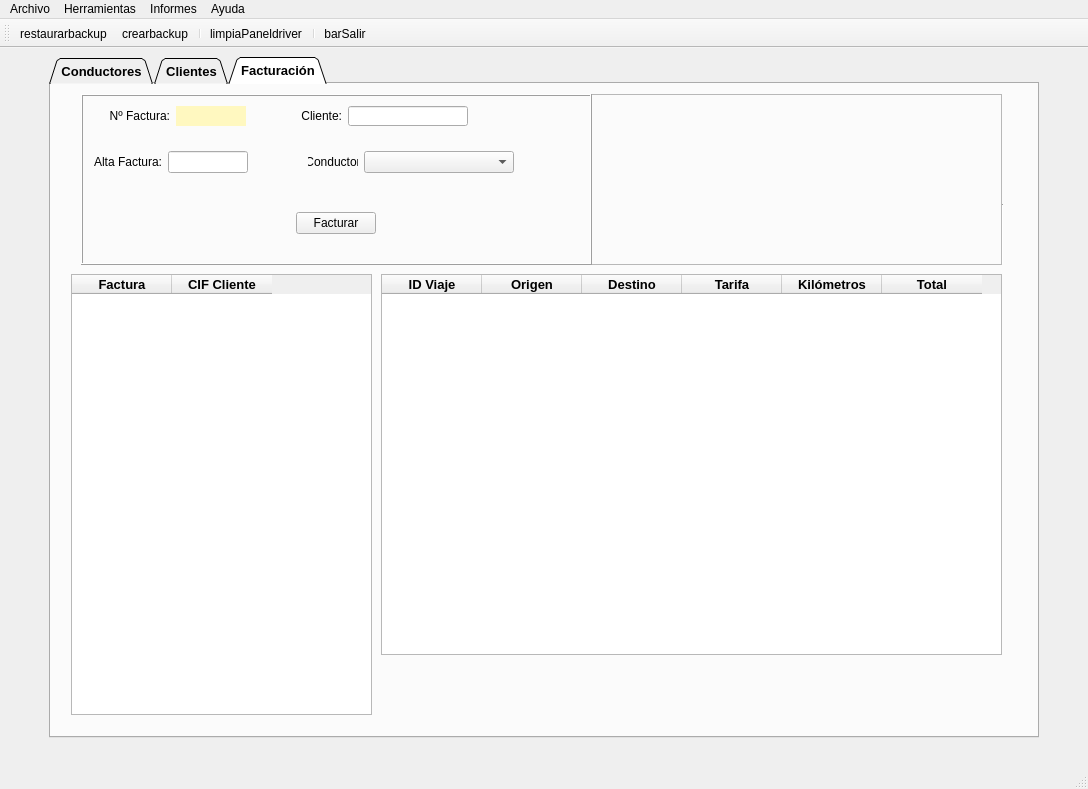
This is Interfaces/BernalMendez/templates/MainWindow.ui in Cross048/DAM_2 as Qt 5 draws it before an edit. The edited form follows.
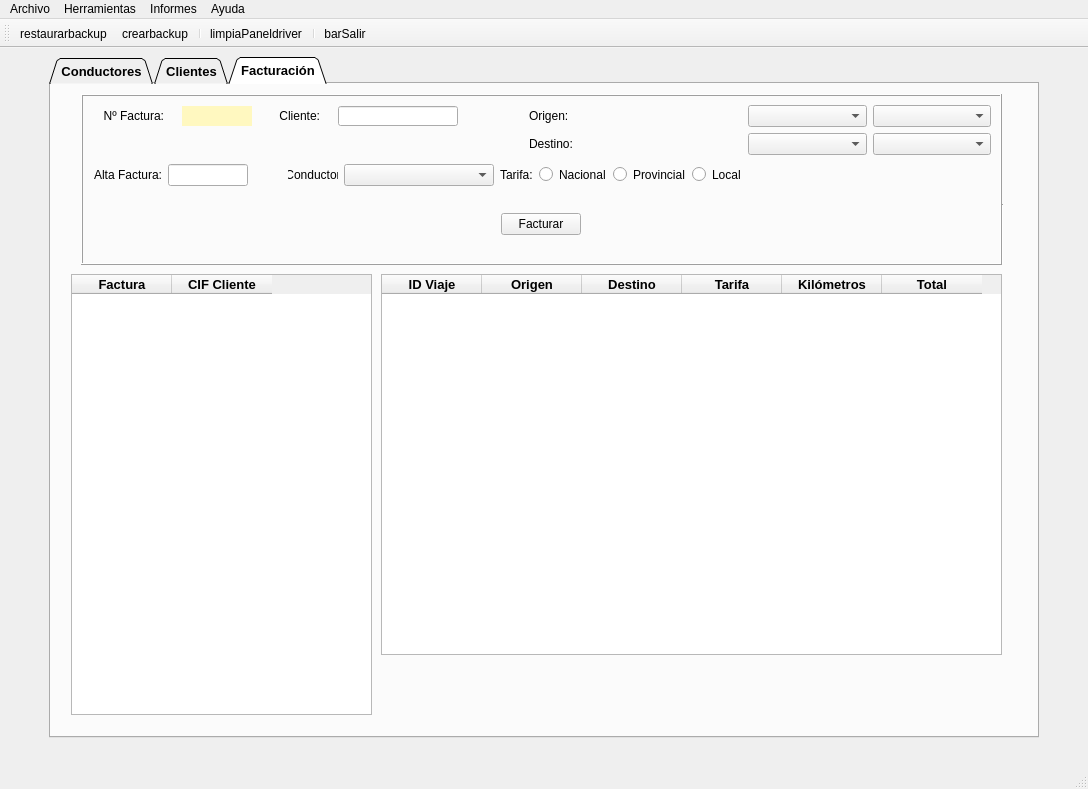
This is the edited form. Icons and pictures are not drawn.

```diff
--- a/Interfaces/BernalMendez/templates/MainWindow.ui
+++ b/Interfaces/BernalMendez/templates/MainWindow.ui
@@ -2206,7 +2206,7 @@
           <rect>
            <x>0</x>
            <y>0</y>
-           <width>511</width>
+           <width>921</width>
            <height>171</height>
           </rect>
          </property>
@@ -2246,47 +2246,12 @@
             <property name="sizeConstraint">
              <enum>QLayout::SetMinimumSize</enum>
             </property>
+            <item row="1" column="3">
+             <widget class="QComboBox" name="comboBox_3"/>
+            </item>
             <item row="0" column="0" colspan="2">
              <layout class="QGridLayout" name="gridLayout_28">
               <item row="0" column="5">
-               <widget class="QLineEdit" name="txtDni_4">
-                <property name="minimumSize">
-                 <size>
-                  <width>120</width>
-                  <height>20</height>
-                 </size>
-                </property>
-                <property name="maximumSize">
-                 <size>
-                  <width>120</width>
-                  <height>20</height>
-                 </size>
-                </property>
-                <property name="whatsThis">
-                 <string>&lt;html&gt;&lt;head/&gt;&lt;body&gt;&lt;p&gt;&lt;span style=&quot; font-weight:400;&quot;&gt;Introducir DNI&lt;/span&gt;&lt;/p&gt;&lt;/body&gt;&lt;/html&gt;</string>
-                </property>
-                <property name="alignment">
-                 <set>Qt::AlignCenter</set>
-                </property>
-               </widget>
-              </item>
-              <item row="0" column="3">
-               <spacer name="horizontalSpacer_45">
-                <property name="orientation">
-                 <enum>Qt::Horizontal</enum>
-                </property>
-                <property name="sizeType">
-                 <enum>QSizePolicy::Fixed</enum>
-                </property>
-                <property name="sizeHint" stdset="0">
-                 <size>
-                  <width>40</width>
-                  <height>20</height>
-                 </size>
-                </property>
-               </spacer>
-              </item>
-              <item row="0" column="6">
                <widget class="QPushButton" name="btnBuscadri_4">
                 <property name="maximumSize">
                  <size>
@@ -2313,6 +2278,28 @@
                </widget>
               </item>
               <item row="0" column="4">
+               <widget class="QLineEdit" name="txtDni_4">
+                <property name="minimumSize">
+                 <size>
+                  <width>120</width>
+                  <height>20</height>
+                 </size>
+                </property>
+                <property name="maximumSize">
+                 <size>
+                  <width>120</width>
+                  <height>20</height>
+                 </size>
+                </property>
+                <property name="whatsThis">
+                 <string>&lt;html&gt;&lt;head/&gt;&lt;body&gt;&lt;p&gt;&lt;span style=&quot; font-weight:400;&quot;&gt;Introducir DNI&lt;/span&gt;&lt;/p&gt;&lt;/body&gt;&lt;/html&gt;</string>
+                </property>
+                <property name="alignment">
+                 <set>Qt::AlignCenter</set>
+                </property>
+               </widget>
+              </item>
+              <item row="0" column="3">
                <widget class="QLabel" name="lblDni_4">
                 <property name="minimumSize">
                  <size>
@@ -2337,28 +2324,6 @@
                 </property>
                </widget>
               </item>
-              <item row="0" column="1">
-               <widget class="QLabel" name="lblCod_4">
-                <property name="minimumSize">
-                 <size>
-                  <width>60</width>
-                  <height>20</height>
-                 </size>
-                </property>
-                <property name="maximumSize">
-                 <size>
-                  <width>40</width>
-                  <height>16777215</height>
-                 </size>
-                </property>
-                <property name="text">
-                 <string>Nº Factura:</string>
-                </property>
-                <property name="alignment">
-                 <set>Qt::AlignRight|Qt::AlignTrailing|Qt::AlignVCenter</set>
-                </property>
-               </widget>
-              </item>
               <item row="0" column="2">
                <widget class="QLabel" name="lblcodbd_4">
                 <property name="minimumSize">
@@ -2384,84 +2349,50 @@
                 </property>
                </widget>
               </item>
-              <item row="0" column="0">
-               <spacer name="horizontalSpacer_44">
-                <property name="orientation">
-                 <enum>Qt::Horizontal</enum>
-                </property>
-                <property name="sizeType">
-                 <enum>QSizePolicy::Fixed</enum>
-                </property>
-                <property name="sizeHint" stdset="0">
+              <item row="0" column="1">
+               <widget class="QLabel" name="lblCod_4">
+                <property name="minimumSize">
                  <size>
-                  <width>18</width>
+                  <width>60</width>
                   <height>20</height>
                  </size>
                 </property>
-               </spacer>
+                <property name="maximumSize">
+                 <size>
+                  <width>40</width>
+                  <height>16777215</height>
+                 </size>
+                </property>
+                <property name="text">
+                 <string>Nº Factura:</string>
+                </property>
+                <property name="alignment">
+                 <set>Qt::AlignRight|Qt::AlignTrailing|Qt::AlignVCenter</set>
+                </property>
+               </widget>
               </item>
              </layout>
             </item>
-            <item row="1" column="0">
-             <spacer name="verticalSpacer_12">
-              <property name="orientation">
-               <enum>Qt::Vertical</enum>
-              </property>
-              <property name="sizeType">
-               <enum>QSizePolicy::Fixed</enum>
-              </property>
-              <property name="sizeHint" stdset="0">
-               <size>
-                <width>20</width>
-                <height>15</height>
-               </size>
-              </property>
-             </spacer>
-            </item>
-            <item row="4" column="0">
-             <spacer name="verticalSpacer_11">
-              <property name="orientation">
-               <enum>Qt::Vertical</enum>
-              </property>
-              <property name="sizeType">
-               <enum>QSizePolicy::Fixed</enum>
-              </property>
-              <property name="sizeHint" stdset="0">
-               <size>
-                <width>20</width>
-                <height>10</height>
-               </size>
-              </property>
-             </spacer>
-            </item>
             <item row="2" column="0" colspan="3">
              <layout class="QGridLayout" name="gridLayout_26">
               <property name="sizeConstraint">
                <enum>QLayout::SetMaximumSize</enum>
               </property>
-              <item row="0" column="0">
-               <widget class="QLabel" name="lblRazonSocial_3">
-                <property name="minimumSize">
-                 <size>
-                  <width>70</width>
-                  <height>20</height>
-                 </size>
+              <item row="0" column="6">
+               <widget class="QRadioButton" name="radioButton">
+                <property name="text">
+                 <string>Nacional</string>
                 </property>
-                <property name="maximumSize">
-                 <size>
-                  <width>70</width>
-                  <height>20</height>
-                 </size>
-                </property>
+               </widget>
+              </item>
+              <item row="0" column="7">
+               <widget class="QRadioButton" name="radioButton_2">
                 <property name="text">
-                 <string>Alta Factura:</string>
+                 <string>Provincial</string>
                 </property>
-                <property name="alignment">
-                 <set>Qt::AlignRight|Qt::AlignTrailing|Qt::AlignVCenter</set>
-                </property>
                </widget>
               </item>
-              <item row="0" column="4">
+              <item row="0" column="3">
                <widget class="QLabel" name="lblMovil_4">
                 <property name="minimumSize">
                  <size>
@@ -2483,70 +2414,28 @@
                 </property>
                </widget>
               </item>
-              <item row="0" column="2">
-               <widget class="QPushButton" name="pushButton">
+              <item row="0" column="0">
+               <widget class="QLabel" name="lblRazonSocial_3">
                 <property name="minimumSize">
                  <size>
-                  <width>28</width>
-                  <height>28</height>
+                  <width>70</width>
+                  <height>20</height>
                  </size>
                 </property>
                 <property name="maximumSize">
                  <size>
-                  <width>28</width>
-                  <height>28</height>
+                  <width>70</width>
+                  <height>20</height>
                  </size>
                 </property>
-                <property name="autoFillBackground">
-                 <bool>false</bool>
-                </property>
                 <property name="text">
-                 <string/>
+                 <string>Alta Factura:</string>
                 </property>
-                <property name="icon">
-                 <iconset>
-                  <normaloff>../img/calendar.png</normaloff>../img/calendar.png</iconset>
-                </property>
-                <property name="iconSize">
-                 <size>
-                  <width>28</width>
-                  <height>28</height>
-                 </size>
-                </property>
-                <property name="flat">
-                 <bool>true</bool>
+                <property name="alignment">
+                 <set>Qt::AlignRight|Qt::AlignTrailing|Qt::AlignVCenter</set>
                 </property>
                </widget>
               </item>
-              <item row="0" column="3">
-               <spacer name="horizontalSpacer_41">
-                <property name="orientation">
-                 <enum>Qt::Horizontal</enum>
-                </property>
-                <property name="sizeType">
-                 <enum>QSizePolicy::Fixed</enum>
-                </property>
-                <property name="sizeHint" stdset="0">
-                 <size>
-                  <width>20</width>
-                  <height>20</height>
-                 </size>
-                </property>
-               </spacer>
-              </item>
-              <item row="0" column="6">
-               <spacer name="horizontalSpacer_42">
-                <property name="orientation">
-                 <enum>Qt::Horizontal</enum>
-                </property>
-                <property name="sizeHint" stdset="0">
-                 <size>
-                  <width>40</width>
-                  <height>20</height>
-                 </size>
-                </property>
-               </spacer>
-              </item>
               <item row="0" column="1">
                <widget class="QLineEdit" name="txtRazonSocial_3">
                 <property name="enabled">
@@ -2575,7 +2464,42 @@
                 </property>
                </widget>
               </item>
-              <item row="0" column="5">
+              <item row="0" column="2">
+               <widget class="QPushButton" name="pushButton">
+                <property name="minimumSize">
+                 <size>
+                  <width>28</width>
+                  <height>28</height>
+                 </size>
+                </property>
+                <property name="maximumSize">
+                 <size>
+                  <width>28</width>
+                  <height>28</height>
+                 </size>
+                </property>
+                <property name="autoFillBackground">
+                 <bool>false</bool>
+                </property>
+                <property name="text">
+                 <string/>
+                </property>
+                <property name="icon">
+                 <iconset>
+                  <normaloff>../img/calendar.png</normaloff>../img/calendar.png</iconset>
+                </property>
+                <property name="iconSize">
+                 <size>
+                  <width>28</width>
+                  <height>28</height>
+                 </size>
+                </property>
+                <property name="flat">
+                 <bool>true</bool>
+                </property>
+               </widget>
+              </item>
+              <item row="0" column="4">
                <widget class="QComboBox" name="comboBox">
                 <property name="minimumSize">
                  <size>
@@ -2591,8 +2515,45 @@
                 </property>
                </widget>
               </item>
+              <item row="0" column="5">
+               <widget class="QLabel" name="label_4">
+                <property name="text">
+                 <string>Tarifa:</string>
+                </property>
+               </widget>
+              </item>
+              <item row="0" column="8">
+               <widget class="QRadioButton" name="radioButton_3">
+                <property name="text">
+                 <string>Local</string>
+                </property>
+               </widget>
+              </item>
              </layout>
             </item>
+            <item row="1" column="2">
+             <widget class="QLabel" name="label_3">
+              <property name="text">
+               <string>Destino:</string>
+              </property>
+             </widget>
+            </item>
+            <item row="0" column="2">
+             <widget class="QLabel" name="label_2">
+              <property name="text">
+               <string>Origen:</string>
+              </property>
+             </widget>
+            </item>
+            <item row="0" column="3">
+             <widget class="QComboBox" name="comboBox_2"/>
+            </item>
+            <item row="0" column="4">
+             <widget class="QComboBox" name="comboBox_4"/>
+            </item>
+            <item row="1" column="4">
+             <widget class="QComboBox" name="comboBox_5"/>
+            </item>
            </layout>
           </item>
           <item row="1" column="0">
```
